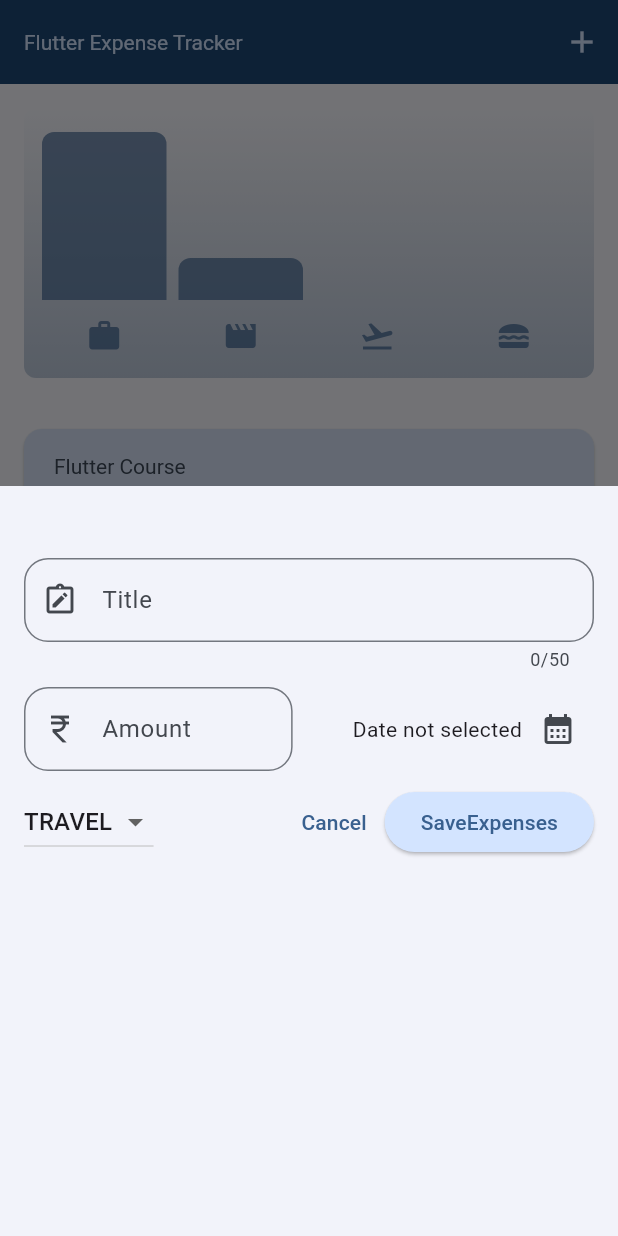
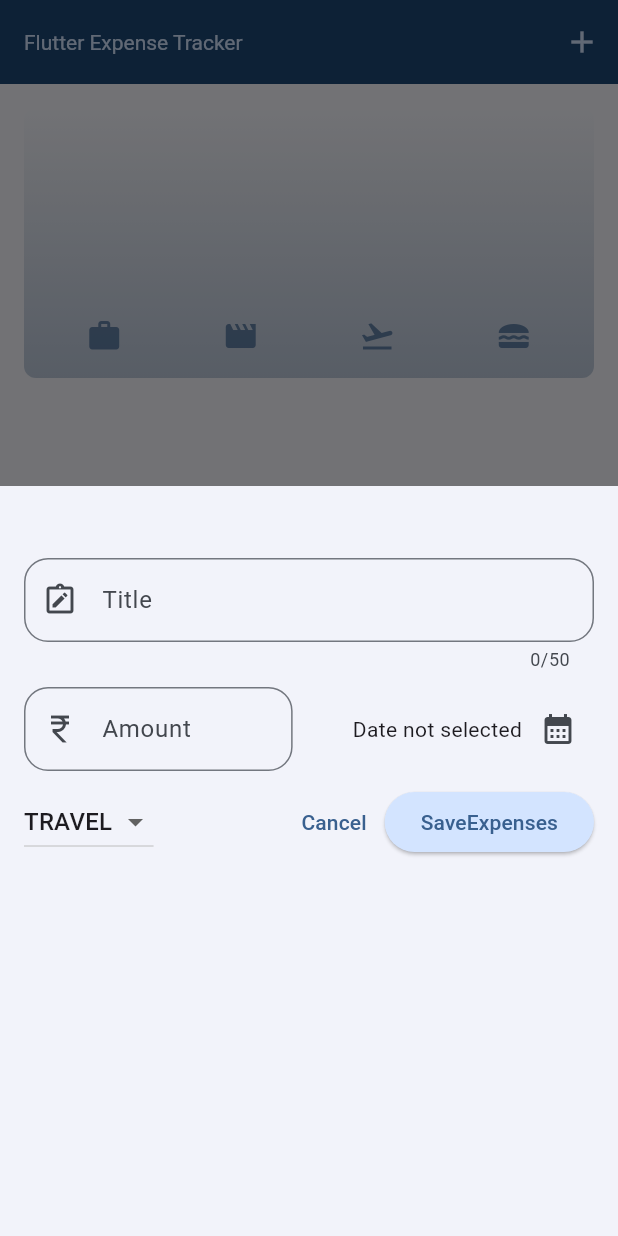
Before and after one commit to parthvasvani/expensetrackapp, a Flutter app: the screen it shows after launch, after a tap on the "add" icon, on a phone screen of 412 x 824 dp. Run offline on Flutter 3.47's test engine with Material 3 defaults, Android fonts, the phone set to English and light mode, and no system bars.

Commit message:
Screen Rotation

```diff
--- a/lib/expenses.dart
+++ b/lib/expenses.dart
@@ -13,16 +13,16 @@ class Expenses extends StatefulWidget {
 
 class _ExpensesState extends State<Expenses> {
   final List<Expense> _registeredExpenses = [
-    Expense(
-        title: "Flutter Course",
-        amount: 1999.99,
-        date: DateTime.now(),
-        category: Category.work),
-    Expense(
-        title: "Cinema",
-        amount: 499.94,
-        date: DateTime.now(),
-        category: Category.leisure),
+    // Expense(
+    //     title: "Flutter Course",
+    //     amount: 1999.99,
+    //     date: DateTime.now(),
+    //     category: Category.work),
+    // Expense(
+    //     title: "Cinema",
+    //     amount: 499.94,
+    //     date: DateTime.now(),
+    //     category: Category.leisure),
   ];
 
   void _openAddExpenseOverlay() {
@@ -64,6 +64,9 @@ class _ExpensesState extends State<Expenses> {
   }
   @override
   Widget build(BuildContext context) {
+    final width = MediaQuery.of(context).size.width;
+    print(width);
+
     Widget mainContent = const Center(child: Text("No Expense found. Start adding something !"));
 
     if(_registeredExpenses.isNotEmpty){
@@ -81,7 +84,8 @@ class _ExpensesState extends State<Expenses> {
           IconButton(onPressed: _openAddExpenseOverlay, icon: Icon(Icons.add))
         ],
       ),
-      body: Column(
+      body: width < 600
+        ? Column(
         children: [
           Chart(expenses: _registeredExpenses),
           const SizedBox(
@@ -89,6 +93,13 @@ class _ExpensesState extends State<Expenses> {
           ),
           Expanded(child: mainContent),
         ],
+      )
+          : Row(
+        children: [
+          Expanded(child: Chart(expenses: _registeredExpenses),
+          ),
+          Expanded(child: mainContent),
+        ],
       ),
     );
   }
```
